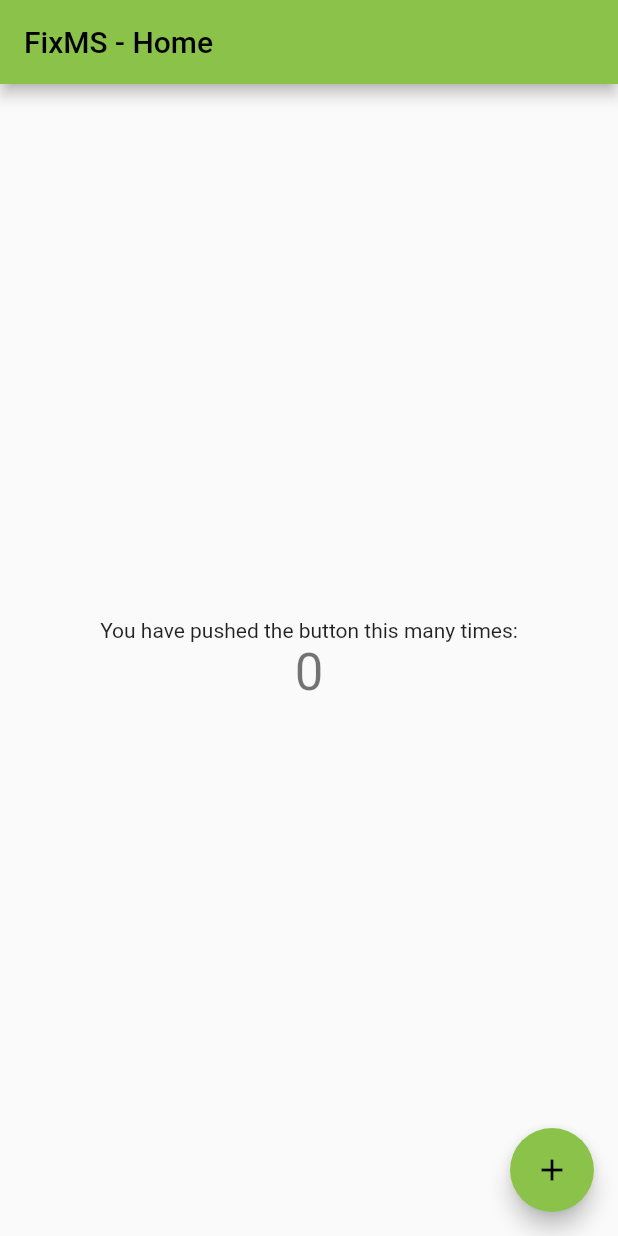
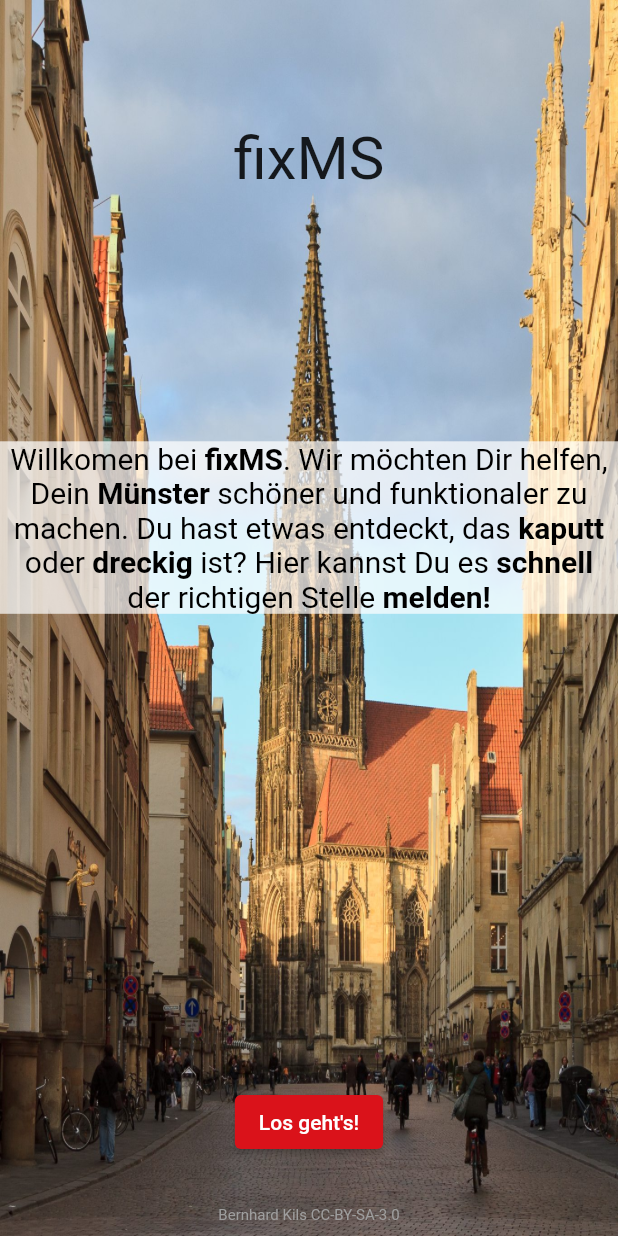
Before and after one commit to Fix-MS/app, a Flutter app: the screen it shows after launch, on a phone screen of 412 x 824 dp. Run offline on Flutter 3.47's test engine with Material 2 defaults, Android fonts, the phone set to English and light mode, and no system bars.

Commit message:
feat: Add basic onboarding

```diff
--- a/lib/main.dart
+++ b/lib/main.dart
@@ -1,67 +1,79 @@
+import 'package:fix_ms/routes.dart';
 import 'package:flutter/material.dart';
 
 void main() {
-  runApp(const MyApp());
+  runApp(const FixMSApp());
 }
 
-class MyApp extends StatelessWidget {
-  const MyApp({super.key});
+class FixMSApp extends StatelessWidget {
+  const FixMSApp({super.key});
 
   @override
   Widget build(BuildContext context) {
     return MaterialApp(
-      title: 'FixMS',
+      title: 'fixMS',
       theme: ThemeData(
-        primarySwatch: Colors.lightGreen,
+        primarySwatch: createMaterialColor(const Color(0xFFDA121A)),
+        primaryColor: const Color(0xFFDA121A),
+        backgroundColor: const Color(0xFFFCDD09),
+        scaffoldBackgroundColor: const Color(0xFFFCDD09),
       ),
-      home: const MyHomePage(title: 'FixMS - Home'),
+      initialRoute: Routes.onboarding,
+      onGenerateRoute: (settings) {
+        final builder = Routes.getRoutesMap()[settings.name];
+        if (builder == null) {
+          return null;
+        } // Or some error page? Shouldn't happen anyway - this is basically 404
+        return buildRoute(builder(), settings);
+      },
+    );
+  }
+
+  PageRouteBuilder buildRoute(Widget target, RouteSettings settings) {
+    return PageRouteBuilder(
+      settings: settings,
+      pageBuilder: (
+          BuildContext context,
+          Animation<double> animation,
+          Animation<double> secondaryAnimation,
+          ) =>
+      target,
+      transitionDuration: const Duration(milliseconds: 0),
+      reverseTransitionDuration: const Duration(milliseconds: 0),
+      transitionsBuilder: (
+          BuildContext context,
+          Animation<double> animation,
+          Animation<double> secondaryAnimation,
+          Widget child,
+          ) {
+        return SlideTransition(
+          position: Tween<Offset>(
+            begin: const Offset(1, 0),
+            end: Offset.zero,
+          ).animate(animation),
+          child: child,
+        );
+      },
     );
   }
 }
 
-class MyHomePage extends StatefulWidget {
-  const MyHomePage({super.key, required this.title});
+MaterialColor createMaterialColor(Color color) {
+  List strengths = <double>[.05];
+  final swatch = <int, Color>{};
+  final int r = color.red, g = color.green, b = color.blue;
 
-  final String title;
-
-  @override
-  State<MyHomePage> createState() => _MyHomePageState();
-}
-
-class _MyHomePageState extends State<MyHomePage> {
-  int _counter = 0;
-
-  void _incrementCounter() {
-    setState(() {
-      _counter++;
-    });
+  for (int i = 1; i < 10; i++) {
+    strengths.add(0.1 * i);
   }
-
-  @override
-  Widget build(BuildContext context) {
-    return Scaffold(
-      appBar: AppBar(
-        title: Text(widget.title),
-      ),
-      body: Center(
-        child: Column(
-          mainAxisAlignment: MainAxisAlignment.center,
-          children: <Widget>[
-            const Text(
-              'You have pushed the button this many times:',
-            ),
-            Text(
-              '$_counter',
-              style: Theme.of(context).textTheme.headline4,
-            ),
-          ],
-        ),
-      ),
-      floatingActionButton: FloatingActionButton(
-        onPressed: _incrementCounter,
-        tooltip: 'Increment',
-        child: const Icon(Icons.add),
-      ), // This trailing comma makes auto-formatting nicer for build methods.
+  for (final strength in strengths) {
+    final double ds = 0.5 - strength;
+    swatch[(strength * 1000).round()] = Color.fromRGBO(
+      r + ((ds < 0 ? r : (255 - r)) * ds).round(),
+      g + ((ds < 0 ? g : (255 - g)) * ds).round(),
+      b + ((ds < 0 ? b : (255 - b)) * ds).round(),
+      1,
     );
   }
+  return MaterialColor(color.value, swatch);
 }
--- /dev/null
+++ b/lib/presentation/screens/onboarding_screen.dart
@@ -0,0 +1,99 @@
+import 'package:fix_ms/routes.dart';
+import 'package:flutter/material.dart';
+
+class OnboardingScreen extends StatelessWidget {
+
+  const OnboardingScreen({super.key});
+
+  @override
+  Widget build(BuildContext context) {
+    final screenHeight = MediaQuery.of(context).size.height;
+    return Scaffold(
+      body: Container(
+        decoration: const BoxDecoration(
+          image: DecorationImage(
+            fit: BoxFit.fill,
+            image: AssetImage(
+              'assets/images/onboarding_background.jpg',
+            ),
+          ),
+        ),
+        child: Column(
+          mainAxisSize: MainAxisSize.max,
+          children: [
+            SizedBox(
+              height: screenHeight * 0.1,
+            ),
+            const Text(
+              'fixMS',
+              style: TextStyle(
+                fontSize: 40,
+              ),
+            ),
+            SizedBox(
+              height: screenHeight * 0.2,
+            ),
+            Container(
+              color: const Color.fromARGB(180, 255, 255, 255),
+              child: RichText(
+                textAlign: TextAlign.center,
+                text: const TextSpan(
+                  text: 'Willkomen bei ',
+                  style: TextStyle(
+                    fontSize: 20,
+                    color: Colors.black,
+                  ),
+                  children: [
+                    TextSpan(text: 'fixMS', style: TextStyle(fontWeight: FontWeight.bold)),
+                    TextSpan(text: '. Wir möchten Dir helfen, Dein '),
+                    TextSpan(text: 'Münster', style: TextStyle(fontWeight: FontWeight.bold)),
+                    TextSpan(text: ' schöner und funktionaler zu machen. Du hast etwas entdeckt, das '),
+                    TextSpan(text: 'kaputt', style: TextStyle(fontWeight: FontWeight.bold)),
+                    TextSpan(text: ' oder '),
+                    TextSpan(text: 'dreckig', style: TextStyle(fontWeight: FontWeight.bold)),
+                    TextSpan(text: ' ist? Hier kannst Du es '),
+                    TextSpan(text: 'schnell', style: TextStyle(fontWeight: FontWeight.bold)),
+                    TextSpan(text: ' der richtigen Stelle '),
+                    TextSpan(text: 'melden!', style: TextStyle(fontWeight: FontWeight.bold)),
+                  ],
+                ),
+              ),
+            ),
+            Expanded(
+              child: Align(
+                alignment: Alignment.bottomCenter,
+                child: Column(
+                  mainAxisSize: MainAxisSize.min,
+                  children: [
+                    Padding(
+                      padding: const EdgeInsets.only(bottom: 32),
+                      child: ElevatedButton(
+                        onPressed: () {
+                          Navigator.of(context).pushNamed(Routes.home);
+                        },
+                        child: const Text(
+                          'Los geht\'s!',
+                        ),
+                      ),
+                    ),
+                    const Padding(
+                      padding: EdgeInsets.only(bottom: 8.0),
+                      child: Text(
+                        'Bernhard Kils CC-BY-SA-3.0',
+                        textAlign: TextAlign.end,
+                        style: TextStyle(
+                          fontSize: 10,
+                          color: Colors.grey,
+                        ),
+                      ),
+                    )
+                  ],
+                ),
+              ),
+            ),
+          ],
+        ),
+      ),
+    );
+  }
+}
--- /dev/null
+++ b/lib/routes.dart
@@ -0,0 +1,19 @@
+import 'package:fix_ms/presentation/screens/home_screen.dart';
+import 'package:fix_ms/presentation/screens/issue_form_screen.dart';
+import 'package:fix_ms/presentation/screens/onboarding_screen.dart';
+import 'package:fix_ms/presentation/screens/settings_screen.dart';
+import 'package:flutter/widgets.dart';
+
+class Routes {
+  static const form = '/form';
+  static const home = '/home';
+  static const settings = '/settings';
+  static const onboarding = '/onboarding';
+
+  static Map<String, Widget Function()> getRoutesMap() => {
+    form: () => const IssueFormScreen(),
+    home: () => const HomeScreen(),
+    settings: () => const SettingsScreen(),
+    onboarding: () => const OnboardingScreen(),
+  };
+}
--- a/pubspec.yaml
+++ b/pubspec.yaml
@@ -60,9 +60,8 @@
   uses-material-design: true
 
   # To add assets to your application, add an assets section, like this:
-  # assets:
-  #   - images/a_dot_burr.jpeg
-  #   - images/a_dot_ham.jpeg
+  assets:
+    - assets/images/
 
   # An image asset can refer to one or more resolution-specific "variants", see
   # https://flutter.dev/assets-and-images/#resolution-aware
```
Also changed, not shown: lib/presentation/screens/home_screen.dart (added, +55 -0 lines), lib/presentation/screens/issue_form_screen.dart (added, +55 -0 lines), lib/presentation/screens/settings_screen.dart (added, +55 -0 lines), assets/images/onboarding_background.jpg (added), 1 other file.
